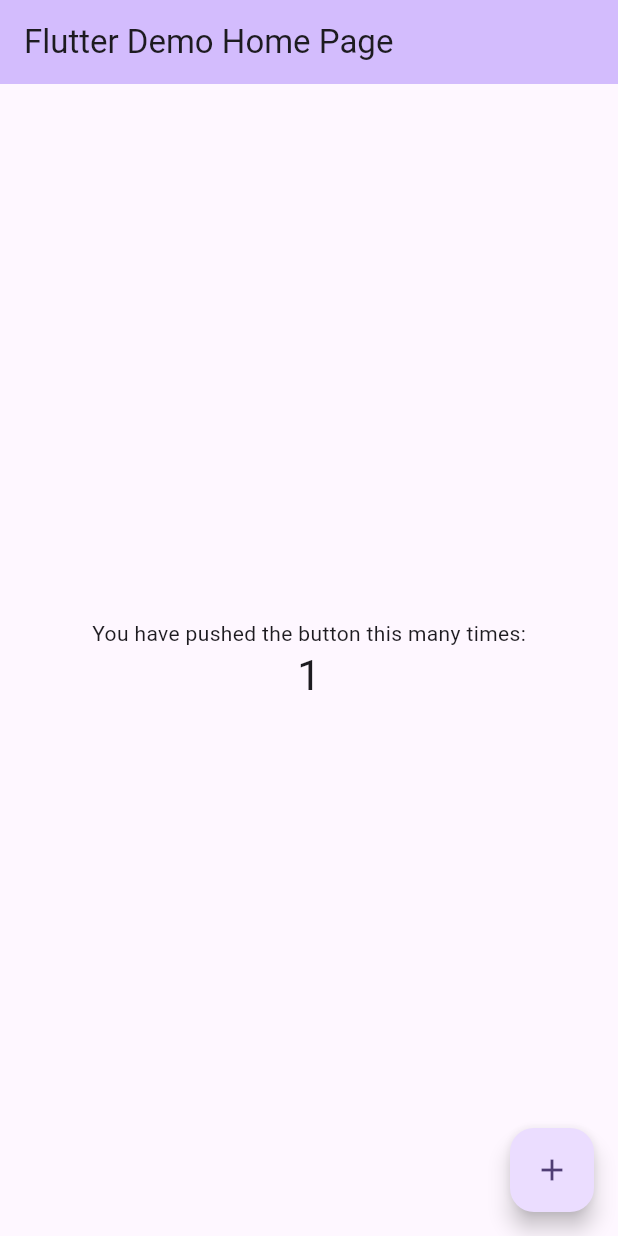
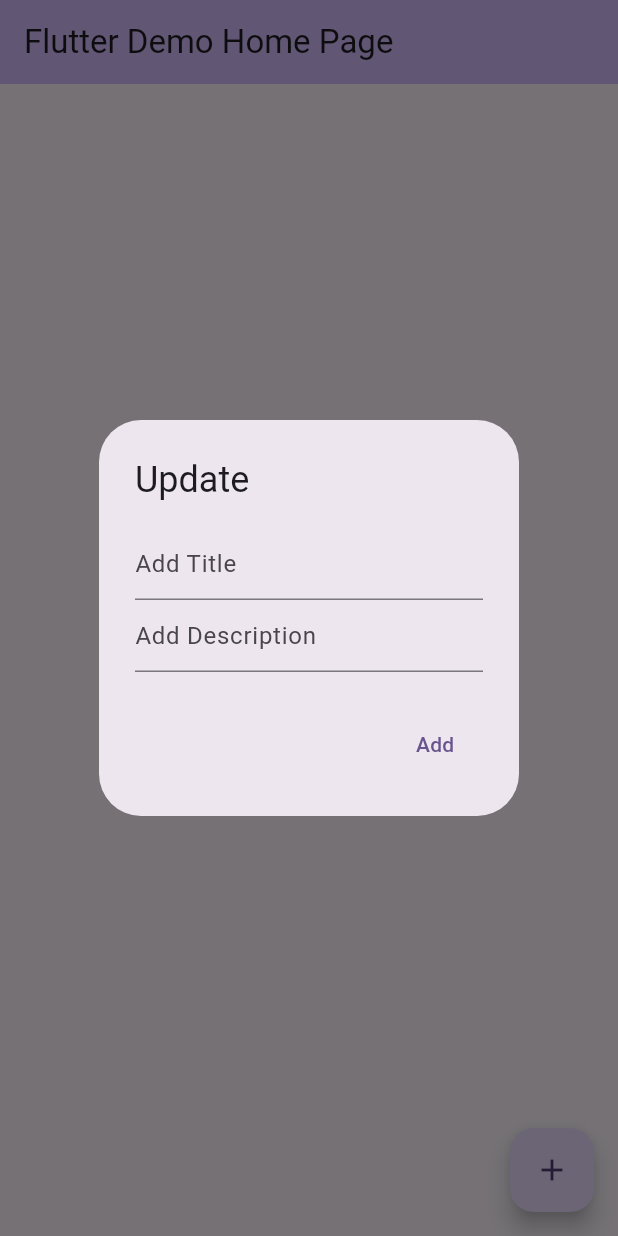
Before and after one commit to kauramanp/notes_flutter, a Flutter app: the screen it shows after launch, after a tap on the "add" icon, on a phone screen of 412 x 824 dp. Run offline on Flutter 3.47's test engine with Material 2 defaults, Android fonts, the phone set to English and light mode, and no system bars; our stand-ins replace sqflite, sqflite_common_ffi, sqflite_common_ffi_web; accounts and stored records are empty.

Commit message:
Database added

```diff
--- /dev/null
+++ b/lib/database/notes.dart
@@ -0,0 +1,27 @@
+class Notes {
+  int? id;
+  String title;
+  String description;
+  String? createdAt;
+
+  Notes({
+    this.id,
+    required this.title,
+    required this.description,
+    this.createdAt,
+  });
+
+  factory Notes.fromJson(Map<String, dynamic> json) => Notes(
+        id: json["id"],
+        title: json["title"],
+        description: json["description"],
+        createdAt: json["createdAt"],
+      );
+
+  Map<String, dynamic> toJson() => {
+        "id": id,
+        "title": title,
+        "description": description,
+        "createdAt": createdAt,
+      };
+}
--- /dev/null
+++ b/lib/database/notes_database.dart
@@ -0,0 +1,38 @@
+import 'package:notes_flutter/database/notes.dart';
+import 'package:sqflite/sqflite.dart';
+import 'package:sqflite_common_ffi/sqflite_ffi.dart';
+import 'package:sqflite_common_ffi_web/sqflite_ffi_web.dart';
+
+class NotesDatabase {
+  static Database? _database;
+  var notesTable = "notes";
+
+  // var databaseFactoryWebLocal = createDatabaseFactoryFfiWeb(
+  //     options: SqfliteFfiWebOptions(
+  //         sharedWorkerUri: Uri.parse('sw.dart.js'),
+  //         // ignore: invalid_use_of_visible_for_testing_member
+  //         forceAsBasicWorker: true));
+  NotesDatabase() {
+    createDatabase();
+  }
+
+  Future<void> createDatabase() async {
+    var databaseFactory = databaseFactoryFfi;
+    //var factory = databaseFactoryWebLocal;
+
+    _database = await openDatabase('notes.db', onCreate: (db, version) async {
+      await db.execute(
+          "CREATE TABLED  $notesTable(id INTEGER PRIMARY KEY AUTO INCREMENT, title TEXT, description TEXT, createdAT TIMESTAMP)");
+    }, version: 1);
+  }
+
+  insertNotes(Notes notes) async {
+    await _database?.insert(notesTable, notes.toJson(),
+        conflictAlgorithm: ConflictAlgorithm.abort);
+  }
+
+  updateNotes(Notes notes) async {
+    await _database?.update(notesTable, notes.toJson(),
+        conflictAlgorithm: ConflictAlgorithm.abort);
+  }
+}
--- a/lib/main.dart
+++ b/lib/main.dart
@@ -1,6 +1,14 @@
 import 'package:flutter/material.dart';
+import 'package:flutter/services.dart';
+import 'package:sqflite_common_ffi_web/sqflite_ffi_web.dart';
+
+import 'database/notes.dart';
+import 'database/notes_database.dart';
+import 'package:sqflite_common_ffi/sqflite_ffi.dart';
 
 void main() {
+  sqfliteFfiInit();
+
   runApp(const MyApp());
 }
 
@@ -13,21 +21,6 @@ class MyApp extends StatelessWidget {
     return MaterialApp(
       title: 'Flutter Demo',
       theme: ThemeData(
-        // This is the theme of your application.
-        //
-        // TRY THIS: Try running your application with "flutter run". You'll see
-        // the application has a blue toolbar. Then, without quitting the app,
-        // try changing the seedColor in the colorScheme below to Colors.green
-        // and then invoke "hot reload" (save your changes or press the "hot
-        // reload" button in a Flutter-supported IDE, or press "r" if you used
-        // the command line to start the app).
-        //
-        // Notice that the counter didn't reset back to zero; the application
-        // state is not lost during the reload. To reset the state, use hot
-        // restart instead.
-        //
-        // This works for code too, not just values: Most code changes can be
-        // tested with just a hot reload.
         colorScheme: ColorScheme.fromSeed(seedColor: Colors.deepPurple),
         useMaterial3: true,
       ),
@@ -38,16 +31,6 @@ class MyApp extends StatelessWidget {
 
 class MyHomePage extends StatefulWidget {
   const MyHomePage({super.key, required this.title});
-
-  // This widget is the home page of your application. It is stateful, meaning
-  // that it has a State object (defined below) that contains fields that affect
-  // how it looks.
-
-  // This class is the configuration for the state. It holds the values (in this
-  // case the title) provided by the parent (in this case the App widget) and
-  // used by the build method of the State. Fields in a Widget subclass are
-  // always marked "final".
-
   final String title;
 
   @override
@@ -55,71 +38,82 @@ class MyHomePage extends StatefulWidget {
 }
 
 class _MyHomePageState extends State<MyHomePage> {
-  int _counter = 0;
-
-  void _incrementCounter() {
-    setState(() {
-      // This call to setState tells the Flutter framework that something has
-      // changed in this State, which causes it to rerun the build method below
-      // so that the display can reflect the updated values. If we changed
-      // _counter without calling setState(), then the build method would not be
-      // called again, and so nothing would appear to happen.
-      _counter++;
-    });
-  }
+  List<Notes> list = [];
+  final NotesDatabase _notesDatabase = NotesDatabase();
 
   @override
   Widget build(BuildContext context) {
-    // This method is rerun every time setState is called, for instance as done
-    // by the _incrementCounter method above.
-    //
-    // The Flutter framework has been optimized to make rerunning build methods
-    // fast, so that you can just rebuild anything that needs updating rather
-    // than having to individually change instances of widgets.
     return Scaffold(
       appBar: AppBar(
-        // TRY THIS: Try changing the color here to a specific color (to
-        // Colors.amber, perhaps?) and trigger a hot reload to see the AppBar
-        // change color while the other colors stay the same.
         backgroundColor: Theme.of(context).colorScheme.inversePrimary,
-        // Here we take the value from the MyHomePage object that was created by
-        // the App.build method, and use it to set our appbar title.
         title: Text(widget.title),
       ),
-      body: Center(
-        // Center is a layout widget. It takes a single child and positions it
-        // in the middle of the parent.
-        child: Column(
-          // Column is also a layout widget. It takes a list of children and
-          // arranges them vertically. By default, it sizes itself to fit its
-          // children horizontally, and tries to be as tall as its parent.
-          //
-          // Column has various properties to control how it sizes itself and
-          // how it positions its children. Here we use mainAxisAlignment to
-          // center the children vertically; the main axis here is the vertical
-          // axis because Columns are vertical (the cross axis would be
-          // horizontal).
-          //
-          // TRY THIS: Invoke "debug painting" (choose the "Toggle Debug Paint"
-          // action in the IDE, or press "p" in the console), to see the
-          // wireframe for each widget.
-          mainAxisAlignment: MainAxisAlignment.center,
-          children: <Widget>[
-            const Text(
-              'You have pushed the button this many times:',
-            ),
-            Text(
-              '$_counter',
-              style: Theme.of(context).textTheme.headlineMedium,
-            ),
-          ],
-        ),
+      body: ListView.builder(
+        itemBuilder: (context, index) {
+          return Column(
+            mainAxisSize: MainAxisSize.min,
+            children: [Text(list[index].title), Text(list[index].description)],
+          );
+        },
+        itemCount: list.length,
+        shrinkWrap: true,
       ),
       floatingActionButton: FloatingActionButton(
-        onPressed: _incrementCounter,
+        onPressed: _showDialog,
         tooltip: 'Increment',
         child: const Icon(Icons.add),
-      ), // This trailing comma makes auto-formatting nicer for build methods.
+      ),
     );
   }
+
+  _showDialog({int position = -1}) {
+    var titleController = TextEditingController();
+    var descController = TextEditingController();
+    if (position > -1) {
+      titleController.text = list[position].title;
+      descController.text = list[position].description;
+    }
+    return showDialog(
+        context: context,
+        builder: ((context) {
+          return AlertDialog(
+            title: position > -1 ? const Text("Add") : const Text("Update"),
+            content: Wrap(
+              children: [
+                TextField(
+                  controller: titleController,
+                  keyboardType: TextInputType.multiline,
+                  decoration: const InputDecoration(
+                    hintText: "Add Title",
+                  ),
+                ),
+                TextField(
+                  controller: descController,
+                  keyboardType: TextInputType.multiline,
+                  decoration: const InputDecoration(
+                    hintText: "Add Description",
+                  ),
+                )
+              ],
+            ),
+            actions: [
+              TextButton(
+                  onPressed: () {
+                    var notes = Notes(
+                        title: titleController.text,
+                        description: descController.text,
+                        createdAt:
+                            DateTime.now().millisecondsSinceEpoch.toString());
+                    position > -1
+                        ? {
+                            notes.createdAt = list[position].createdAt,
+                            _notesDatabase.updateNotes(notes)
+                          }
+                        : _notesDatabase.insertNotes(notes);
+                  },
+                  child: Text(position > -1 ? "Update" : "Add"))
+            ],
+          );
+        }));
+  }
 }
--- a/pubspec.yaml
+++ b/pubspec.yaml
@@ -35,6 +35,9 @@ dependencies:
   # The following adds the Cupertino Icons font to your application.
   # Use with the CupertinoIcons class for iOS style icons.
   cupertino_icons: ^1.0.2
+  sqflite: ^2.3.0
+  sqflite_common_ffi: ^2.3.0+4
+  sqflite_common_ffi_web: ^0.4.0
 
 dev_dependencies:
   flutter_test:
```
Also changed, not shown: pubspec.lock, 1 other file.
